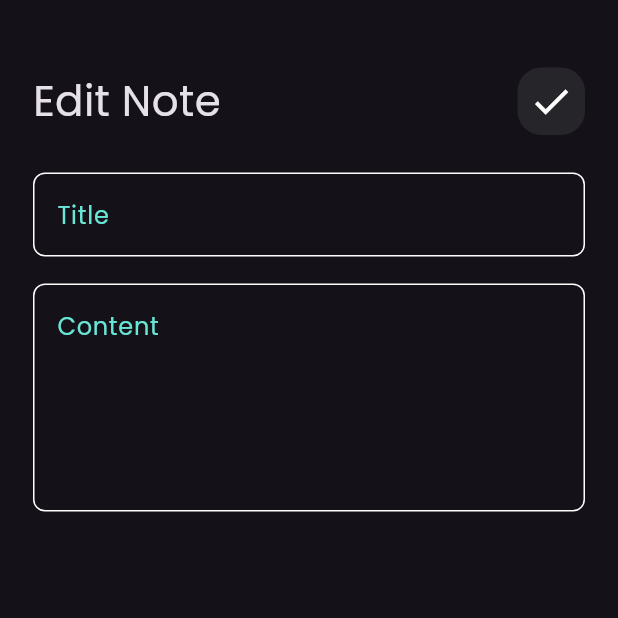
After one commit to AndroSaied/notes_app, a Flutter app: the screen it shows after launch, after a tap on "Flutter tips", on a phone screen of 412 x 824 dp, the top half of it. The commit adds this screen. Run offline on Flutter 3.47's test engine with Material 3 defaults, Android fonts, the phone set to English and light mode, and no system bars; our stand-ins replace font_awesome_flutter.

Commit message:
create edit note view

```diff
--- /dev/null
+++ b/lib/views/edit_note_view.dart
@@ -0,0 +1,11 @@
+import 'package:flutter/material.dart';
+import 'package:notes_app/views/widgets/edit_note_view_body.dart';
+
+class EditNoteView extends StatelessWidget {
+  const EditNoteView({super.key});
+
+  @override
+  Widget build(BuildContext context) {
+    return const EditNoteViewBody();
+  }
+}
--- a/lib/views/widgets/custom_app_bar.dart
+++ b/lib/views/widgets/custom_app_bar.dart
@@ -2,15 +2,21 @@ import 'package:flutter/material.dart';
 import 'package:notes_app/views/widgets/custom_search_icon_button.dart';
 
 class CustomAppBar extends StatelessWidget {
-  const CustomAppBar({super.key});
+  const CustomAppBar({super.key, required this.title, required this.icon});
+
+  final String title;
+  final IconData icon;
 
   @override
   Widget build(BuildContext context) {
-    return const Row(
+    return Row(
       children: [
-        Text("Notes", style: TextStyle(fontSize: 28),),
-        Spacer(),
-        CustomSearchIconButton(),
+        Text(
+          title,
+          style: const TextStyle(fontSize: 28),
+          ),
+        const Spacer(),
+        CustomSearchIconButton(icon: icon),
       ],
     );
   }
--- a/lib/views/widgets/custom_note_item.dart
+++ b/lib/views/widgets/custom_note_item.dart
@@ -1,12 +1,19 @@
 import 'package:flutter/material.dart';
 import 'package:font_awesome_flutter/font_awesome_flutter.dart';
+import 'package:notes_app/views/edit_note_view.dart';
 
 class CustomNoteItem extends StatelessWidget {
   const CustomNoteItem({super.key});
 
   @override
   Widget build(BuildContext context) {
-    return Container(
+    return GestureDetector(
+      onTap: () {
+        Navigator.of(context).push(MaterialPageRoute(builder: (context) {
+          return const EditNoteView();
+        },));
+      },
+      child: Container(
         padding: const EdgeInsets.only(top: 16, bottom: 16, left: 16, right: 5),
         decoration: BoxDecoration(
           color: const Color(0xffFCC985),
@@ -45,6 +52,7 @@ class CustomNoteItem extends StatelessWidget {
             )
           ],
         ),
+      ),
     );
   }
 }
--- a/lib/views/widgets/custom_search_icon_button.dart
+++ b/lib/views/widgets/custom_search_icon_button.dart
@@ -1,7 +1,9 @@
 import 'package:flutter/material.dart';
 
 class CustomSearchIconButton extends StatelessWidget {
-  const CustomSearchIconButton({super.key});
+  const CustomSearchIconButton({super.key, required this.icon});
+
+  final IconData icon;
 
   @override
   Widget build(BuildContext context) {
@@ -12,7 +14,7 @@ class CustomSearchIconButton extends StatelessWidget {
         color: Colors.white.withOpacity(0.08),
         borderRadius: BorderRadius.circular(16),
       ),
-      child: const Icon(Icons.search, size: 30,),
+      child: Icon(icon, size: 30,),
     );
   }
 }
--- /dev/null
+++ b/lib/views/widgets/edit_note_view_body.dart
@@ -0,0 +1,37 @@
+import 'package:flutter/material.dart';
+import 'package:notes_app/views/widgets/custom_app_bar.dart';
+import 'package:notes_app/views/widgets/custom_text_field.dart';
+
+class EditNoteViewBody extends StatelessWidget {
+  const EditNoteViewBody({super.key});
+
+  @override
+  Widget build(BuildContext context) {
+    return const Scaffold(
+      body: Padding(
+        padding: EdgeInsets.symmetric(horizontal: 22.0),
+        child: Column(
+          children: [
+            SizedBox(
+                height: 45,
+              ),
+
+            CustomAppBar(title: "Edit Note", icon: Icons.check,),
+
+            SizedBox(
+                height: 25,
+              ),
+
+            CustomTextField(hint: "Title"),
+
+            SizedBox(
+                height: 18,
+              ),
+
+            CustomTextField(hint: "Content", maxLines: 5,),
+          ],
+        ),
+      ),
+    );
+  }
+}
--- a/lib/views/widgets/notes_body_view.dart
+++ b/lib/views/widgets/notes_body_view.dart
@@ -1,5 +1,4 @@
 import 'package:flutter/material.dart';
-import 'package:flutter/widgets.dart';
 import 'package:notes_app/views/widgets/custom_app_bar.dart';
 import 'package:notes_app/views/widgets/notes_list_view.dart';
 
@@ -17,7 +16,7 @@ class NotesViewBody extends StatelessWidget {
             height: 45,
           ),
 
-          CustomAppBar(),
+          CustomAppBar(title: "Notes", icon: Icons.search,),
 
           Expanded(child: NotesListView()),
         ],
```
Lines whose indentation alone changed are shown as unchanged.
